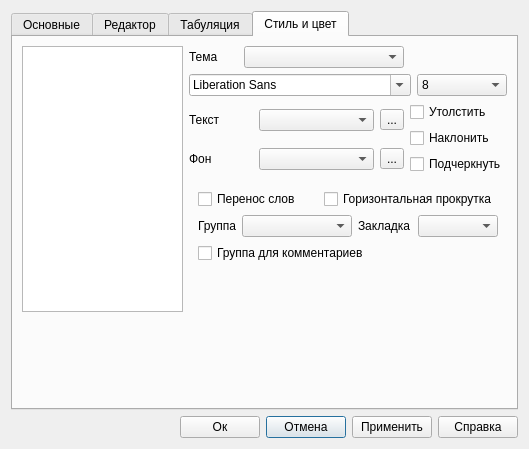
Qt form rdo/app/rdo_studio/trunk/res/ui/view_preferenses.ui (aurusov/rdo_studio) before a commit.
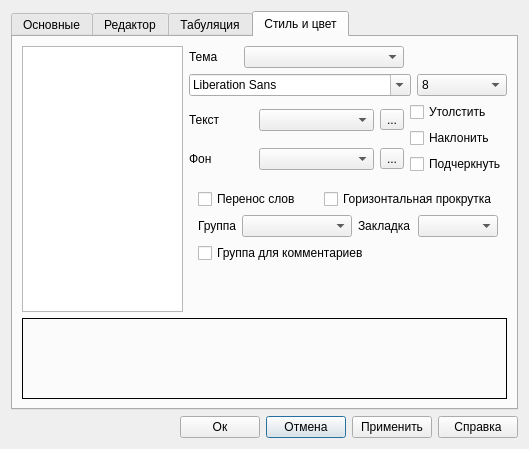
The same form after that commit. The open tabs and pages were chosen to show the change.

Commit message: - border вокруг preview-окна теперь более красивый

```diff
--- a/rdo/app/rdo_studio/trunk/res/ui/view_preferenses.ui
+++ b/rdo/app/rdo_studio/trunk/res/ui/view_preferenses.ui
@@ -1154,7 +1154,14 @@
         </layout>
        </item>
        <item row="5" column="0" colspan="3">
-        <widget class="QStackedWidget" name="previewStackedWidget"/>
+        <widget class="QStackedWidget" name="previewStackedWidget">
+         <property name="frameShape">
+          <enum>QFrame::Box</enum>
+         </property>
+         <property name="frameShadow">
+          <enum>QFrame::Plain</enum>
+         </property>
+        </widget>
        </item>
       </layout>
      </widget>
```
Left out of the diff: 2 changed lines with no effect on the pictures. The commit also changes 1 other file.
